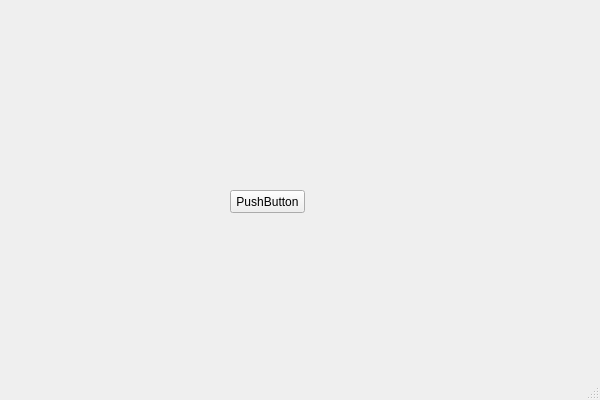
This is TestClick/TestClick.ui in RiMilk/TestClickForm as Qt 5 draws it before an edit. The edited form follows.
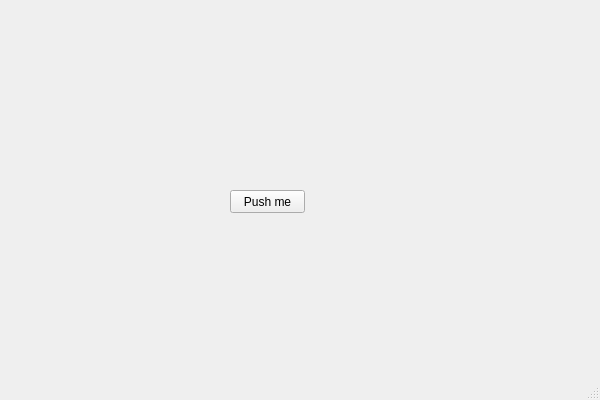
This is the edited form.

Patch:
```diff
--- a/TestClick/TestClick.ui
+++ b/TestClick/TestClick.ui
@@ -24,7 +24,7 @@
      </rect>
     </property>
     <property name="text">
-     <string>PushButton</string>
+     <string>Push me</string>
     </property>
    </widget>
   </widget>
```
